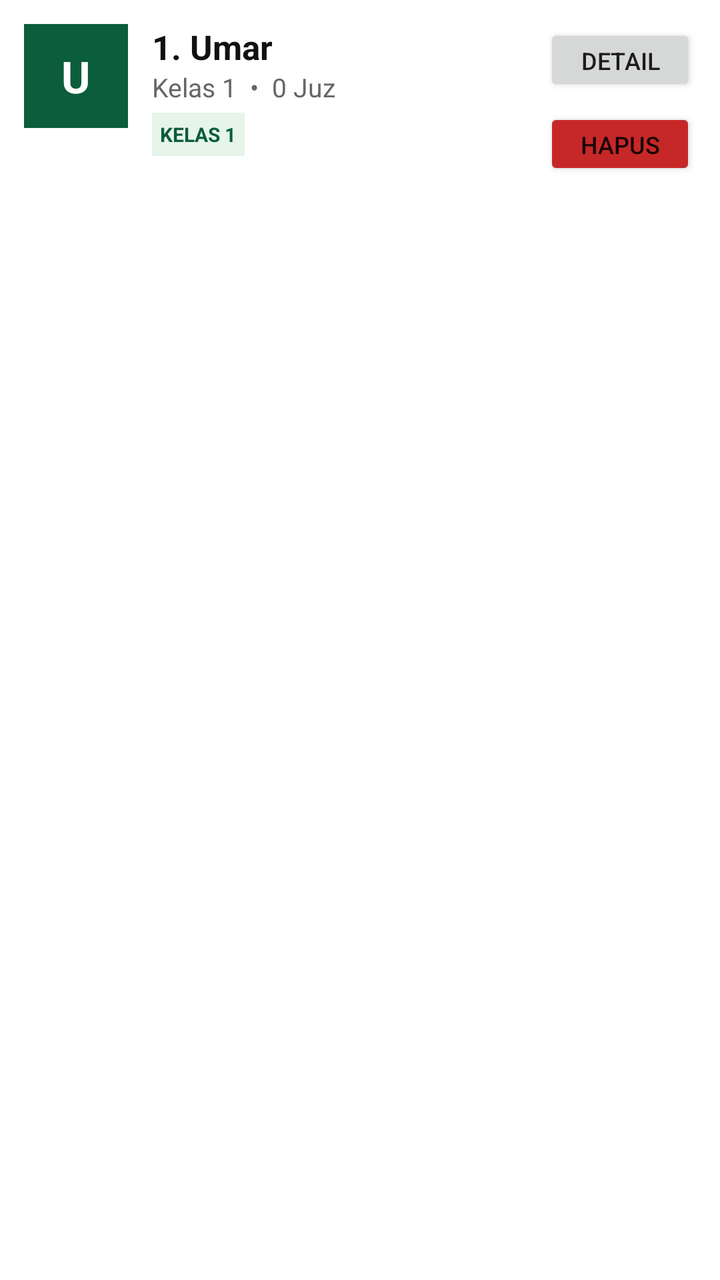
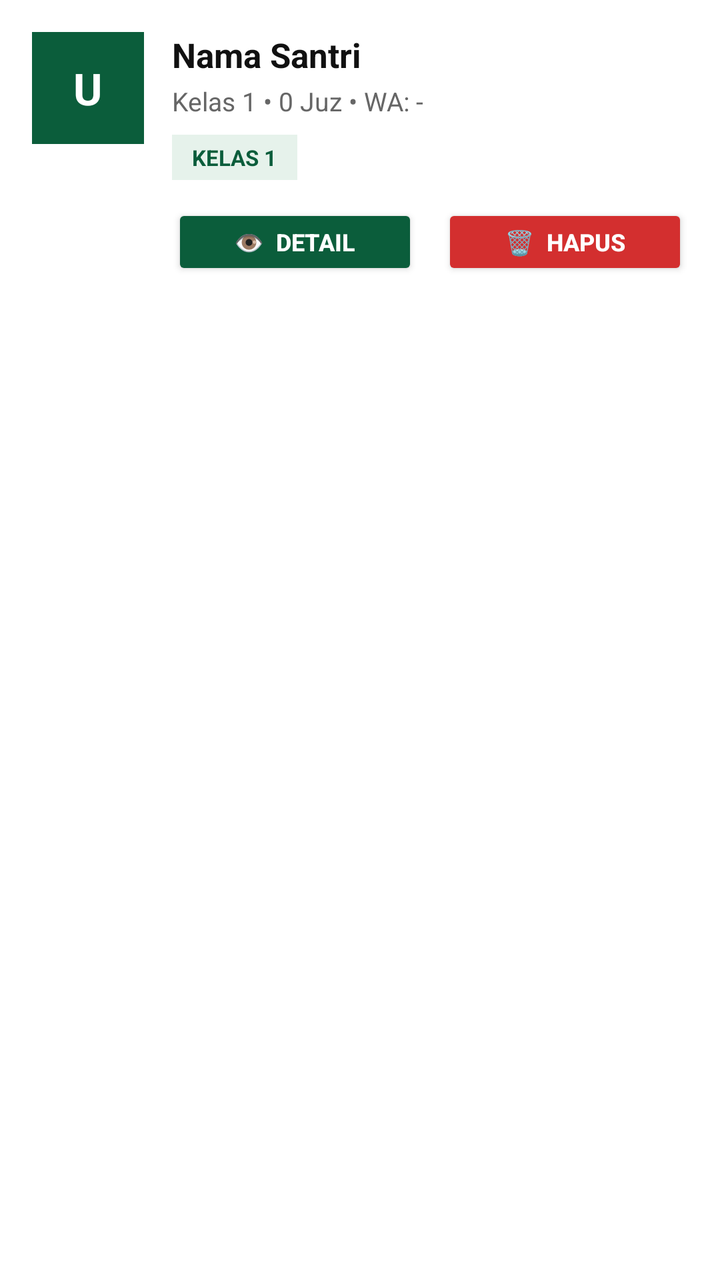

The first picture is an Android layout as it rendered before a commit; the second is the same layout after the commit. The layout source and the unified diff follow.
<!-- AndroidManifest.xml: application theme Theme.AppCompat.Light.DarkActionBar -->
<!-- res/layout/item_santri.xml -->
<?xml version="1.0" encoding="utf-8"?>
<LinearLayout xmlns:android="http://schemas.android.com/apk/res/android"
    android:orientation="horizontal" android:padding="12dp" android:layout_marginBottom="10dp"
    android:background="#FFFFFF" android:elevation="3dp" android:layout_width="match_parent" android:layout_height="wrap_content">
    <TextView android:id="@+id/tvAvatar" android:text="U" android:textColor="#FFFFFF" android:textSize="22sp" android:textStyle="bold" android:gravity="center" android:background="#0B5D3B" android:layout_width="52dp" android:layout_height="52dp"/>
    <LinearLayout android:orientation="vertical" android:layout_weight="1" android:layout_marginLeft="12dp" android:layout_width="0dp" android:layout_height="wrap_content">
        <TextView android:id="@+id/tvNama" android:text="1. Umar" android:textSize="17sp" android:textStyle="bold" android:textColor="#111111" android:layout_width="wrap_content" android:layout_height="wrap_content"/>
        <TextView android:id="@+id/tvInfo" android:text="Kelas 1  •  0 Juz" android:textSize="13sp" android:textColor="#666666" android:layout_width="wrap_content" android:layout_height="wrap_content"/>
        <TextView android:id="@+id/tvBadge" android:text="KELAS 1" android:textSize="10sp" android:textStyle="bold" android:textColor="#0B5D3B" android:background="#E6F4EA" android:padding="4dp" android:layout_marginTop="4dp" android:layout_width="wrap_content" android:layout_height="wrap_content"/>
    </LinearLayout>
    <LinearLayout android:orientation="vertical" android:layout_width="wrap_content" android:layout_height="wrap_content">
        <Button android:id="@+id/btnDetail" android:text="Detail" android:textSize="12sp" android:layout_width="76dp" android:layout_height="36dp"/>
        <Button android:id="@+id/btnHapus" android:text="Hapus" android:textSize="12sp" android:backgroundTint="#C62828" android:layout_marginTop="6dp" android:layout_width="76dp" android:layout_height="36dp"/>
    </LinearLayout>
</LinearLayout>
<!-- resources referenced by this layout -->
<resources>

</resources>

<!-- the commit's change to res/layout/item_santri.xml (unified diff, before → after) -->
@@ -1,15 +1,15 @@
 <?xml version="1.0" encoding="utf-8"?>
 <LinearLayout xmlns:android="http://schemas.android.com/apk/res/android"
-    android:orientation="horizontal" android:padding="12dp" android:layout_marginBottom="10dp"
-    android:background="#FFFFFF" android:elevation="3dp" android:layout_width="match_parent" android:layout_height="wrap_content">
-    <TextView android:id="@+id/tvAvatar" android:text="U" android:textColor="#FFFFFF" android:textSize="22sp" android:textStyle="bold" android:gravity="center" android:background="#0B5D3B" android:layout_width="52dp" android:layout_height="52dp"/>
-    <LinearLayout android:orientation="vertical" android:layout_weight="1" android:layout_marginLeft="12dp" android:layout_width="0dp" android:layout_height="wrap_content">
-        <TextView android:id="@+id/tvNama" android:text="1. Umar" android:textSize="17sp" android:textStyle="bold" android:textColor="#111111" android:layout_width="wrap_content" android:layout_height="wrap_content"/>
-        <TextView android:id="@+id/tvInfo" android:text="Kelas 1  •  0 Juz" android:textSize="13sp" android:textColor="#666666" android:layout_width="wrap_content" android:layout_height="wrap_content"/>
-        <TextView android:id="@+id/tvBadge" android:text="KELAS 1" android:textSize="10sp" android:textStyle="bold" android:textColor="#0B5D3B" android:background="#E6F4EA" android:padding="4dp" android:layout_marginTop="4dp" android:layout_width="wrap_content" android:layout_height="wrap_content"/>
-    </LinearLayout>
-    <LinearLayout android:orientation="vertical" android:layout_width="wrap_content" android:layout_height="wrap_content">
-        <Button android:id="@+id/btnDetail" android:text="Detail" android:textSize="12sp" android:layout_width="76dp" android:layout_height="36dp"/>
-        <Button android:id="@+id/btnHapus" android:text="Hapus" android:textSize="12sp" android:backgroundTint="#C62828" android:layout_marginTop="6dp" android:layout_width="76dp" android:layout_height="36dp"/>
+    android:orientation="horizontal" android:background="#FFFFFF" android:padding="16dp" android:elevation="3dp"
+    android:layout_marginBottom="12dp" android:layout_width="match_parent" android:layout_height="wrap_content">
+    <TextView android:id="@+id/tvAvatar" android:text="U" android:textColor="#FFFFFF" android:textSize="22sp" android:textStyle="bold" android:gravity="center" android:background="#0B5D3B" android:layout_width="56dp" android:layout_height="56dp"/>
+    <LinearLayout android:orientation="vertical" android:paddingLeft="14dp" android:layout_weight="1" android:layout_width="0dp" android:layout_height="wrap_content">
+        <TextView android:id="@+id/tvNama" android:text="Nama Santri" android:textStyle="bold" android:textSize="17sp" android:textColor="#111111" android:layout_width="wrap_content" android:layout_height="wrap_content"/>
+        <TextView android:id="@+id/tvInfo" android:text="Kelas 1 • 0 Juz • WA: -" android:textSize="13sp" android:textColor="#666666" android:layout_marginTop="3dp" android:layout_width="wrap_content" android:layout_height="wrap_content"/>
+        <TextView android:id="@+id/tvBadge" android:text="KELAS 1" android:textSize="11sp" android:textStyle="bold" android:textColor="#0B5D3B" android:background="#E6F2EB" android:paddingLeft="10dp" android:paddingRight="10dp" android:paddingTop="4dp" android:paddingBottom="4dp" android:layout_marginTop="8dp" android:layout_width="wrap_content" android:layout_height="wrap_content"/>
+        <LinearLayout android:orientation="horizontal" android:layout_marginTop="12dp" android:layout_width="match_parent" android:layout_height="wrap_content">
+            <Button android:id="@+id/btnDetail" android:text="👁  DETAIL" android:textSize="12sp" android:textStyle="bold" android:textColor="#FFFFFF" android:backgroundTint="#0B5D3B" android:layout_weight="1" android:layout_marginRight="6dp" android:layout_width="0dp" android:layout_height="38dp"/>
+            <Button android:id="@+id/btnHapus" android:text="🗑  HAPUS" android:textSize="12sp" android:textStyle="bold" android:textColor="#FFFFFF" android:backgroundTint="#D32F2F" android:layout_weight="1" android:layout_marginLeft="6dp" android:layout_width="0dp" android:layout_height="38dp"/>
+        </LinearLayout>
     </LinearLayout>
 </LinearLayout>
